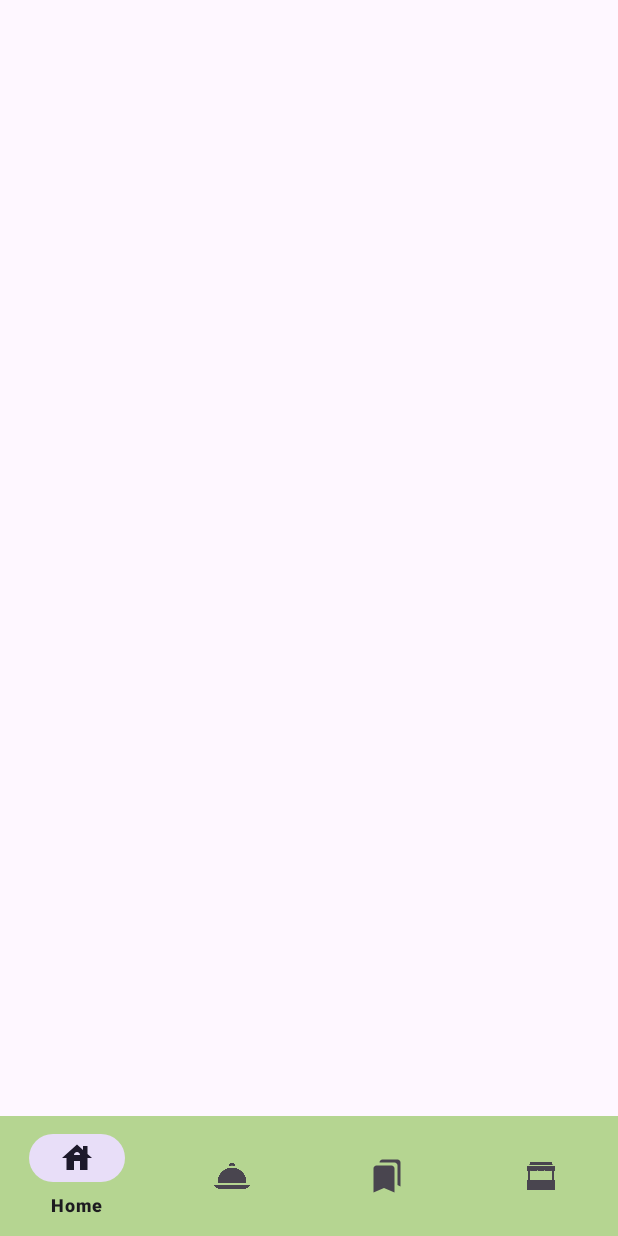
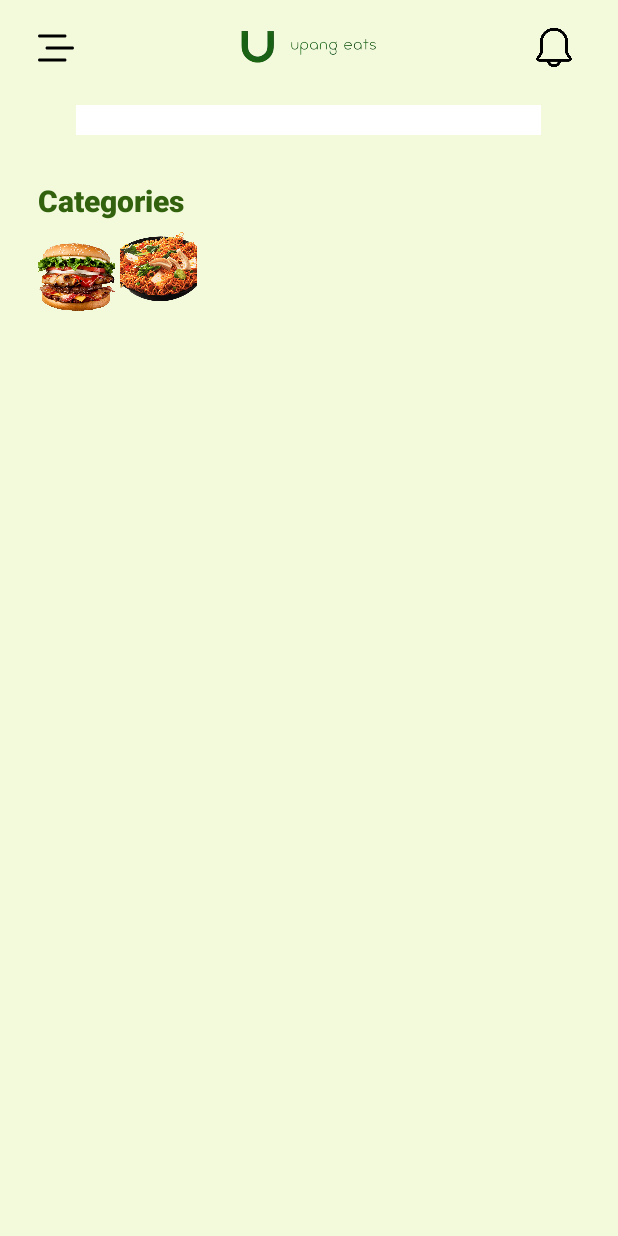
Before and after one commit to Finnmeowtons/UpangEats, an Android app: the screen it shows after launch (MainActivity before the commit, HomeHomeFragment after it), on a phone screen of 412 x 824 dp. Run offline under Robolectric (Android 15) with nearby library versions, the light colour scheme and no system bars.

Commit message:
home page additions

```diff
--- a/app/src/main/AndroidManifest.xml
+++ b/app/src/main/AndroidManifest.xml
@@ -14,12 +14,6 @@
         tools:targetApi="31">
         <activity
             android:name=".HomeHomeFragment"
-            android:exported="false" />
-        <activity
-            android:name=".recyclerviewtestlg"
-            android:exported="false" />
-        <activity
-            android:name=".MainActivity"
             android:exported="true">
             <intent-filter>
                 <action android:name="android.intent.action.MAIN" />
@@ -28,6 +22,10 @@
             </intent-filter>
         </activity>
         <activity
+            android:name=".MainActivity"
+            android:exported="true">
+        </activity>
+        <activity
             android:name=".LogInAndRegisterActivity"
             android:exported="false" />
     </application>
--- a/app/src/main/java/com/example/upangeats/HomeHomeFragment.kt
+++ b/app/src/main/java/com/example/upangeats/HomeHomeFragment.kt
@@ -1,11 +1,15 @@
 package com.example.upangeats
 
+import android.annotation.SuppressLint
+import android.graphics.Color
 import androidx.appcompat.app.AppCompatActivity
 import android.os.Bundle
+import androidx.recyclerview.widget.RecyclerView
 
 class HomeHomeFragment : AppCompatActivity() {
     override fun onCreate(savedInstanceState: Bundle?) {
         super.onCreate(savedInstanceState)
         setContentView(R.layout.fragment_homehome)
+
     }
 }
--- /dev/null
+++ b/app/src/main/java/com/example/upangeats/adapter/HomeHomeRecyclerViewAdapter.kt
@@ -0,0 +1,11 @@
+package com.example.upangeats.adapter
+
+import android.view.View
+import android.view.ViewGroup
+import androidx.constraintlayout.widget.ConstraintSet
+import androidx.recyclerview.widget.RecyclerView
+
+
+class MyViewHolder(val view: View):RecyclerView.ViewHolder(view){
+
+}
--- /dev/null
+++ b/app/src/main/res/drawable/bars_staggered.xml
@@ -0,0 +1,9 @@
+<vector xmlns:android="http://schemas.android.com/apk/res/android"
+    android:width="24dp"
+    android:height="24dp"
+    android:viewportWidth="24"
+    android:viewportHeight="24">
+  <path
+      android:fillColor="#FF000000"
+      android:pathData="M18,5L1,5c-0.55,0 -1,-0.45 -1,-1s0.45,-1 1,-1L18,3c0.55,0 1,0.45 1,1s-0.45,1 -1,1ZM19,20c0,-0.55 -0.45,-1 -1,-1L1,19c-0.55,0 -1,0.45 -1,1s0.45,1 1,1L18,21c0.55,0 1,-0.45 1,-1ZM24,12c0,-0.55 -0.45,-1 -1,-1L6,11c-0.55,0 -1,0.45 -1,1s0.45,1 1,1L23,13c0.55,0 1,-0.45 1,-1Z"/>
+</vector>
--- a/app/src/main/res/layout/fragment_home.xml
+++ b/app/src/main/res/layout/fragment_home.xml
@@ -21,9 +21,6 @@
             android:layout_width="match_parent"
             android:layout_height="56dp" />
 
-        <FrameLayout
-            android:layout_width="match_parent"
-            android:layout_height="match_parent" />
     </LinearLayout>
 
 
@@ -60,7 +57,7 @@
                     android:layout_marginTop="5dp"
                     android:layout_marginEnd="15dp"
                     android:layout_marginBottom="5dp"
-                    android:text="Log Out"
+                    android:text="@string/log_out"
                     android:textSize="18sp" />
             </androidx.cardview.widget.CardView>
         </LinearLayout>
--- a/app/src/main/res/layout/fragment_homehome.xml
+++ b/app/src/main/res/layout/fragment_homehome.xml
@@ -1,9 +1,78 @@
 <?xml version="1.0" encoding="utf-8"?>
-<androidx.constraintlayout.widget.ConstraintLayout xmlns:android="http://schemas.android.com/apk/res/android"
+<RelativeLayout
+    xmlns:android="http://schemas.android.com/apk/res/android"
     xmlns:app="http://schemas.android.com/apk/res-auto"
-    xmlns:tools="http://schemas.android.com/tools"
     android:layout_width="match_parent"
     android:layout_height="match_parent"
-    tools:context=".HomeHomeFragment">
+    android:background="#f3fadc">
 
-</androidx.constraintlayout.widget.ConstraintLayout>
+    <TextView
+        android:id="@+id/categories"
+        android:layout_width="wrap_content"
+        android:layout_height="wrap_content"
+        android:layout_below="@+id/logo"
+        android:layout_marginStart="25dp"
+        android:layout_marginTop="60dp"
+        android:fontFamily="sans-serif-black"
+        android:text="Categories"
+        android:textColor="#32620e"
+        android:textSize="20sp" />
+
+    <ImageButton
+        android:id="@+id/burger"
+        android:layout_width="51dp"
+        android:layout_height="59dp"
+        android:layout_below="@+id/categories"
+        android:layout_marginStart="25dp"
+        android:layout_marginTop="8dp"
+        android:background="@null"
+        android:scaleType="centerCrop"
+        app:srcCompat="@drawable/burger" />
+
+    <ImageButton
+        android:id="@+id/menu"
+        android:layout_width="wrap_content"
+        android:layout_height="wrap_content"
+        android:layout_alignParentStart="true"
+        android:layout_marginStart="25dp"
+        android:layout_marginTop="20dp"
+        android:background="@null"
+        app:srcCompat="@drawable/bars_staggered" />
+
+    <ImageView
+        android:id="@+id/logo"
+        android:layout_width="265dp"
+        android:layout_height="60dp"
+        android:layout_centerHorizontal="true"
+        app:srcCompat="@drawable/upang_eats_logo" />
+
+    <ImageButton
+        android:id="@+id/notification_bell"
+        android:layout_width="37dp"
+        android:layout_height="30dp"
+        android:layout_alignParentEnd="true"
+        android:layout_marginLeft="350dp"
+        android:layout_marginTop="16.5dp"
+        android:layout_marginEnd="24dp"
+        android:background="@null"
+        android:scaleType="fitCenter"
+        app:srcCompat="@drawable/bell" />
+
+    <ImageButton
+        android:layout_width="310dp"
+        android:layout_height="20dp"
+        android:layout_centerHorizontal="true"
+        android:layout_marginTop="70dp"
+        android:background="@color/white" />
+
+    <ImageButton
+        android:id="@+id/noodles"
+        android:layout_width="51dp"
+        android:layout_height="59dp"
+        android:background="@null"
+        android:scaleType="centerCrop"
+        android:layout_marginStart="80dp"
+        android:layout_marginTop="150dp"
+        app:srcCompat="@drawable/noodles_png_image" />
+
+</RelativeLayout>
--- a/app/src/main/res/navigation/main_activity_nav.xml
+++ b/app/src/main/res/navigation/main_activity_nav.xml
@@ -2,11 +2,4 @@
 <navigation xmlns:android="http://schemas.android.com/apk/res/android"
     xmlns:app="http://schemas.android.com/apk/res-auto"
     xmlns:tools="http://schemas.android.com/tools"
-    android:id="@+id/main_nav_host"
-    app:startDestination="@id/homeFragment2">
-    <fragment
-        android:id="@+id/homeFragment2"
-        android:name="com.example.upangeats.HomeFragment"
-        android:label="fragment_home"
-        tools:layout="@layout/fragment_home" />
-</navigation>
+    android:id="@+id/main_nav_host" />
--- a/app/src/main/res/values/strings.xml
+++ b/app/src/main/res/values/strings.xml
@@ -8,4 +8,5 @@
     <string name="phone_number">Phone Number</string>
     <string name="full_name">Full Name</string>
     <string name="email">E-mail</string>
+    <string name="log_out">Log out</string>
 </resources>
```
Also changed, not shown: app/src/main/res/drawable/bell.png (added), app/src/main/res/drawable/burger.png (added), app/src/main/res/drawable/noodles_png_image.png (added), app/src/main/res/drawable/upang_eats_logo.png (added).
